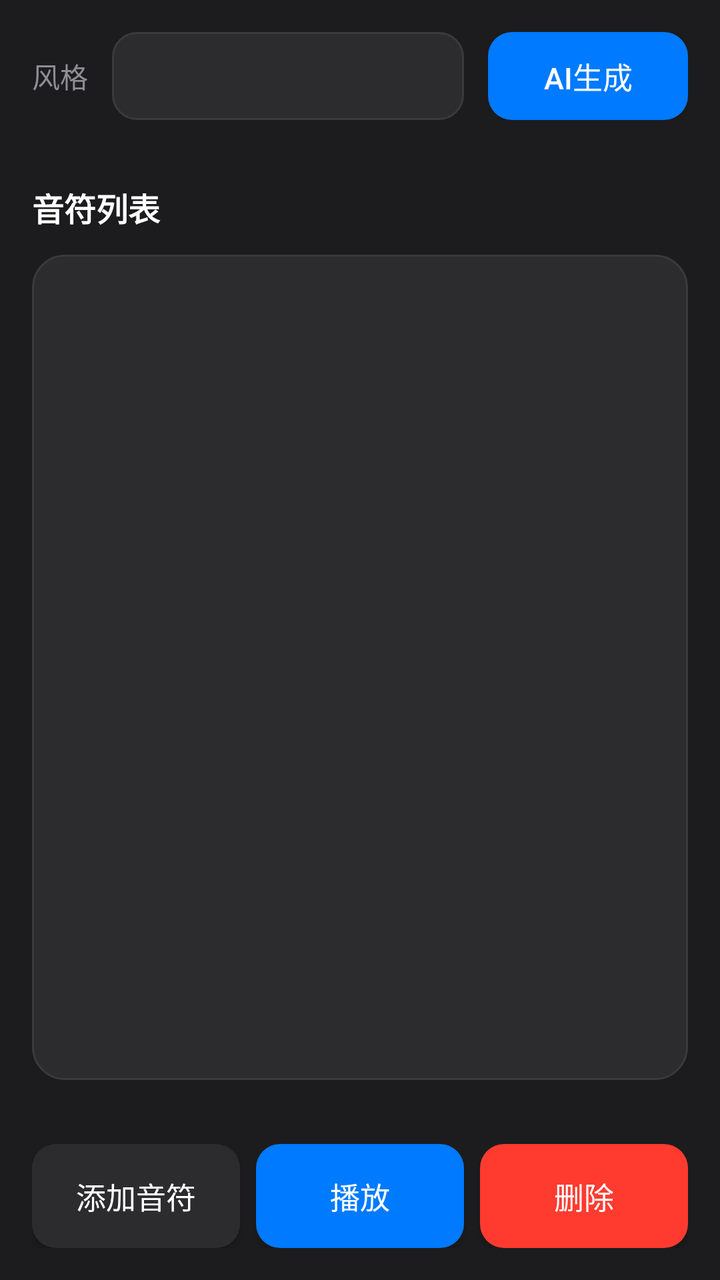
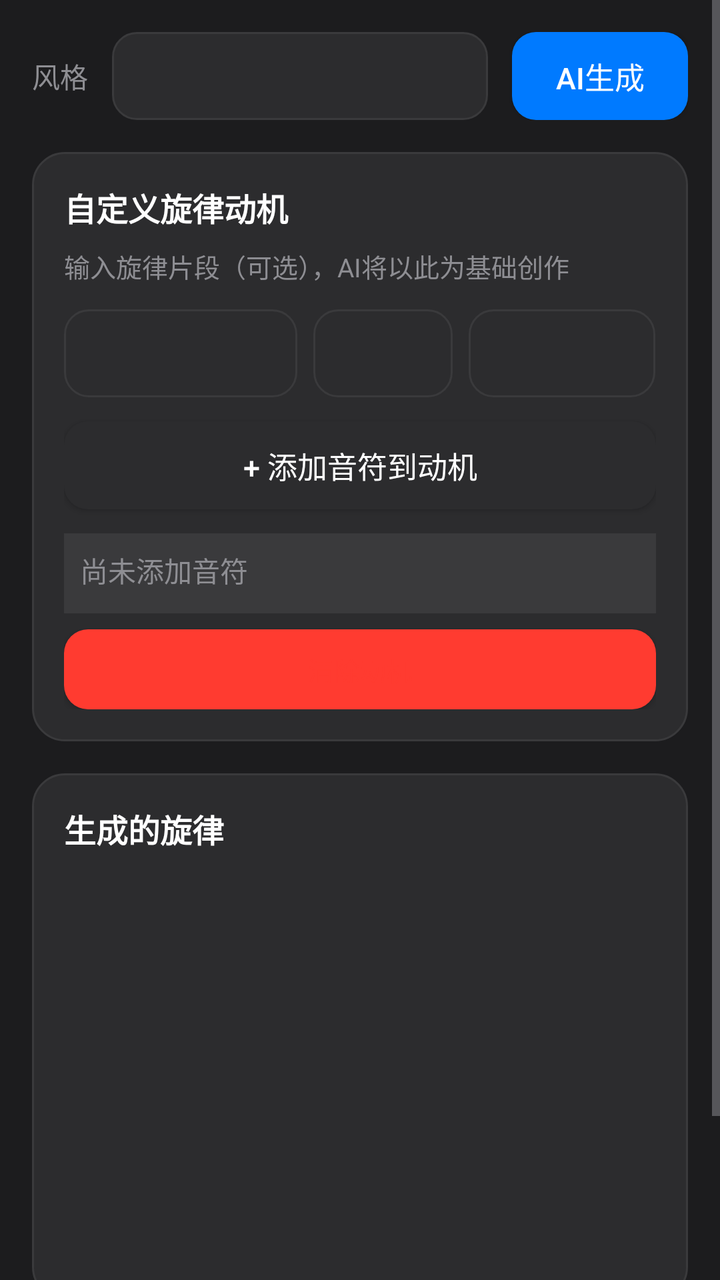

Before-and-after screenshots of an Android layout around one commit, followed by the original layout XML and the change that was made.
<!-- AndroidManifest.xml: application theme Theme.MusicAI -->
<!-- res/layout/activity_melody_editor.xml -->
<?xml version="1.0" encoding="utf-8"?>
<LinearLayout xmlns:android="http://schemas.android.com/apk/res/android"
    android:layout_width="match_parent"
    android:layout_height="match_parent"
    android:orientation="vertical"
    android:background="@color/apple_dark">

    <LinearLayout
        android:layout_width="match_parent"
        android:layout_height="wrap_content"
        android:orientation="horizontal"
        android:padding="16dp"
        android:gravity="center_vertical">

        <TextView
            android:layout_width="wrap_content"
            android:layout_height="wrap_content"
            android:text="风格"
            android:textSize="14sp"
            android:textColor="@color/apple_text_secondary"
            android:layout_marginRight="12dp"/>

        <Spinner
            android:id="@+id/sp_style"
            android:layout_width="0dp"
            android:layout_height="44dp"
            android:layout_weight="1"
            android:background="@drawable/apple_edittext_bg"
            android:paddingHorizontal="12dp"/>

        <Button
            android:id="@+id/btn_generate"
            android:layout_width="100dp"
            android:layout_height="44dp"
            android:text="AI生成"
            android:textSize="15sp"
            android:textColor="@color/apple_text"
            android:background="@drawable/apple_button_primary_bg"
            android:layout_marginLeft="12dp"
            android:cornerRadius="10dp"/>

    </LinearLayout>

    <LinearLayout
        android:layout_width="match_parent"
        android:layout_height="0dp"
        android:layout_weight="1"
        android:orientation="vertical"
        android:padding="16dp">

        <TextView
            android:layout_width="match_parent"
            android:layout_height="wrap_content"
            android:text="音符列表"
            android:textSize="16sp"
            android:textColor="@color/apple_text"
            android:textStyle="bold"
            android:layout_marginBottom="12dp"/>

        <ListView
            android:id="@+id/lv_notes"
            android:layout_width="match_parent"
            android:layout_height="0dp"
            android:layout_weight="1"
            android:background="@drawable/apple_card_bg"
            android:divider="@color/apple_mid_gray"
            android:dividerHeight="1dp"/>

    </LinearLayout>

    <LinearLayout
        android:layout_width="match_parent"
        android:layout_height="wrap_content"
        android:orientation="horizontal"
        android:padding="16dp"
        android:gravity="center">

        <Button
            android:id="@+id/btn_add_note"
            android:layout_width="0dp"
            android:layout_height="52dp"
            android:layout_weight="1"
            android:text="添加音符"
            android:textSize="15sp"
            android:textColor="@color/apple_text"
            android:background="@drawable/apple_button_bg"
            android:layout_marginRight="8dp"
            android:cornerRadius="10dp"/>

        <Button
            android:id="@+id/btn_play"
            android:layout_width="0dp"
            android:layout_height="52dp"
            android:layout_weight="1"
            android:text="播放"
            android:textSize="15sp"
            android:textColor="@color/apple_text"
            android:background="@drawable/apple_button_primary_bg"
            android:layout_marginRight="8dp"
            android:cornerRadius="10dp"/>

        <Button
            android:id="@+id/btn_delete"
            android:layout_width="0dp"
            android:layout_height="52dp"
            android:layout_weight="1"
            android:text="删除"
            android:textSize="15sp"
            android:textColor="@color/apple_text"
            android:background="@drawable/apple_button_danger_bg"
            android:cornerRadius="10dp"/>

    </LinearLayout>

    <ProgressBar
        android:id="@+id/progress_bar"
        android:layout_width="wrap_content"
        android:layout_height="wrap_content"
        android:layout_gravity="center"
        android:visibility="gone"
        android:layout_marginBottom="16dp"/>

</LinearLayout>
<!-- resources referenced by this layout -->
<resources>
  <color name="apple_dark">#1C1C1E</color>
  <color name="apple_mid_gray">#3A3A3C</color>
  <color name="apple_text">#FFFFFF</color>
  <color name="apple_text_secondary">#8E8E93</color>
  <!-- drawable apple_button_bg (drawable) -->
  <?xml version="1.0" encoding="utf-8"?>
  <selector xmlns:android="http://schemas.android.com/apk/res/android">
      <item android:state_pressed="true">
          <shape android:shape="rectangle">
              <solid android:color="@color/apple_mid_gray" />
              <corners android:radius="12dp" />
          </shape>
      </item>
      <item>
          <shape android:shape="rectangle">
              <solid android:color="@color/apple_dark_gray" />
              <corners android:radius="12dp" />
          </shape>
      </item>
  </selector>
  <!-- drawable apple_button_danger_bg (drawable) -->
  <?xml version="1.0" encoding="utf-8"?>
  <selector xmlns:android="http://schemas.android.com/apk/res/android">
      <item android:state_pressed="true">
          <shape android:shape="rectangle">
              <solid android:color="#CC3030" />
              <corners android:radius="12dp" />
          </shape>
      </item>
      <item>
          <shape android:shape="rectangle">
              <solid android:color="@color/apple_error" />
              <corners android:radius="12dp" />
          </shape>
      </item>
  </selector>
  <!-- drawable apple_button_primary_bg (drawable) -->
  <?xml version="1.0" encoding="utf-8"?>
  <selector xmlns:android="http://schemas.android.com/apk/res/android">
      <item android:state_pressed="true">
          <shape android:shape="rectangle">
              <solid android:color="@color/apple_accent_active" />
              <corners android:radius="12dp" />
          </shape>
      </item>
      <item>
          <shape android:shape="rectangle">
              <solid android:color="@color/apple_accent" />
              <corners android:radius="12dp" />
          </shape>
      </item>
  </selector>
  <!-- drawable apple_card_bg (drawable) -->
  <?xml version="1.0" encoding="utf-8"?>
  <shape xmlns:android="http://schemas.android.com/apk/res/android" android:shape="rectangle">
      <solid android:color="@color/apple_dark_gray" />
      <corners android:radius="16dp" />
      <stroke android:width="1dp" android:color="@color/apple_mid_gray" />
  </shape>
  <!-- drawable apple_edittext_bg (drawable) -->
  <?xml version="1.0" encoding="utf-8"?>
  <selector xmlns:android="http://schemas.android.com/apk/res/android">
      <item android:state_focused="true">
          <shape android:shape="rectangle">
              <solid android:color="@color/apple_dark_gray" />
              <corners android:radius="12dp" />
              <stroke android:width="2dp" android:color="@color/apple_accent" />
          </shape>
      </item>
      <item>
          <shape android:shape="rectangle">
              <solid android:color="@color/apple_dark_gray" />
              <corners android:radius="12dp" />
              <stroke android:width="1dp" android:color="@color/apple_mid_gray" />
          </shape>
      </item>
  </selector>
  <style name="Theme.MusicAI" parent="Theme.AppCompat.DayNight.NoActionBar">
          <item name="colorPrimary">@color/colorPrimary</item>
          <item name="colorPrimaryDark">@color/colorPrimaryDark</item>
          <item name="colorAccent">@color/colorAccent</item>
          <item name="android:textColorPrimary">@color/apple_text</item>
          <item name="android:textColorSecondary">@color/apple_text_secondary</item>
          <item name="android:windowBackground">@color/apple_dark</item>
          <item name="android:statusBarColor">@color/apple_dark</item>
          <item name="android:navigationBarColor">@color/apple_dark</item>
      </style>
  <color name="apple_dark_gray">#2C2C2E</color>
  <color name="apple_error">#FF3B30</color>
  <color name="apple_accent_active">#0066CC</color>
  <color name="apple_accent">#007AFF</color>
  <color name="colorPrimary">#007AFF</color>
  <color name="colorPrimaryDark">#1C1C1E</color>
  <color name="colorAccent">#34C759</color>
</resources>

<!-- the commit's change to res/layout/activity_melody_editor.xml (unified diff, before → after) -->
@@ -1,123 +1,225 @@
 <?xml version="1.0" encoding="utf-8"?>
-<LinearLayout xmlns:android="http://schemas.android.com/apk/res/android"
+<ScrollView xmlns:android="http://schemas.android.com/apk/res/android"
     android:layout_width="match_parent"
     android:layout_height="match_parent"
-    android:orientation="vertical"
     android:background="@color/apple_dark">
 
     <LinearLayout
         android:layout_width="match_parent"
         android:layout_height="wrap_content"
-        android:orientation="horizontal"
-        android:padding="16dp"
-        android:gravity="center_vertical">
-
-        <TextView
-            android:layout_width="wrap_content"
-            android:layout_height="wrap_content"
-            android:text="风格"
-            android:textSize="14sp"
-            android:textColor="@color/apple_text_secondary"
-            android:layout_marginRight="12dp"/>
-
-        <Spinner
-            android:id="@+id/sp_style"
-            android:layout_width="0dp"
-            android:layout_height="44dp"
-            android:layout_weight="1"
-            android:background="@drawable/apple_edittext_bg"
-            android:paddingHorizontal="12dp"/>
-
-        <Button
-            android:id="@+id/btn_generate"
-            android:layout_width="100dp"
-            android:layout_height="44dp"
-            android:text="AI生成"
-            android:textSize="15sp"
-            android:textColor="@color/apple_text"
-            android:background="@drawable/apple_button_primary_bg"
-            android:layout_marginLeft="12dp"
-            android:cornerRadius="10dp"/>
-
-    </LinearLayout>
-
-    <LinearLayout
-        android:layout_width="match_parent"
-        android:layout_height="0dp"
-        android:layout_weight="1"
         android:orientation="vertical"
         android:padding="16dp">
 
-        <TextView
-            android:layout_width="match_parent"
-            android:layout_height="wrap_content"
-            android:text="音符列表"
-            android:textSize="16sp"
-            android:textColor="@color/apple_text"
-            android:textStyle="bold"
-            android:layout_marginBottom="12dp"/>
-
-        <ListView
-            android:id="@+id/lv_notes"
+        <LinearLayout
+            android:layout_width="match_parent"
+            android:layout_height="wrap_content"
+            android:orientation="horizontal"
+            android:gravity="center_vertical"
+            android:layout_marginBottom="16dp">
+
+            <TextView
+                android:layout_width="wrap_content"
+                android:layout_height="wrap_content"
+                android:text="风格"
+                android:textSize="14sp"
+                android:textColor="@color/apple_text_secondary"
+                android:layout_marginRight="12dp"/>
+
+            <Spinner
+                android:id="@+id/sp_style"
+                android:layout_width="0dp"
+                android:layout_height="44dp"
+                android:layout_weight="1"
+                android:background="@drawable/apple_edittext_bg"
+                android:paddingHorizontal="12dp"/>
+
+            <Button
+                android:id="@+id/btn_generate"
+                android:layout_width="wrap_content"
+                android:layout_height="44dp"
+                android:text="AI生成"
+                android:textSize="15sp"
+                android:textColor="@color/apple_text"
+                android:background="@drawable/apple_button_primary_bg"
+                android:layout_marginLeft="12dp"
+                android:cornerRadius="10dp"/>
+
+        </LinearLayout>
+
+        <LinearLayout
+            android:layout_width="match_parent"
+            android:layout_height="wrap_content"
+            android:orientation="vertical"
+            android:background="@drawable/apple_card_bg"
+            android:padding="16dp"
+            android:layout_marginBottom="16dp">
+
+            <TextView
+                android:layout_width="match_parent"
+                android:layout_height="wrap_content"
+                android:text="自定义旋律动机"
+                android:textSize="16sp"
+                android:textColor="@color/apple_text"
+                android:textStyle="bold"
+                android:layout_marginBottom="8dp"/>
+
+            <TextView
+                android:layout_width="match_parent"
+                android:layout_height="wrap_content"
+                android:text="输入旋律片段（可选），AI将以此为基础创作"
+                android:textSize="13sp"
+                android:textColor="@color/apple_text_secondary"
+                android:layout_marginBottom="12dp"/>
+
+            <LinearLayout
+                android:layout_width="match_parent"
+                android:layout_height="wrap_content"
+                android:orientation="horizontal"
+                android:gravity="center_vertical"
+                android:layout_marginBottom="12dp">
+
+                <Spinner
+                    android:id="@+id/sp_pitch"
+                    android:layout_width="0dp"
+                    android:layout_height="44dp"
+                    android:layout_weight="1"
+                    android:background="@drawable/apple_edittext_bg"
+                    android:paddingHorizontal="8dp"
+                    android:layout_marginRight="8dp"/>
+
+                <Spinner
+                    android:id="@+id/sp_octave"
+                    android:layout_width="0dp"
+                    android:layout_height="44dp"
+                    android:layout_weight="0.6"
+                    android:background="@drawable/apple_edittext_bg"
+                    android:paddingHorizontal="8dp"
+                    android:layout_marginRight="8dp"/>
+
+                <Spinner
+                    android:id="@+id/sp_duration"
+                    android:layout_width="0dp"
+                    android:layout_height="44dp"
+                    android:layout_weight="0.8"
+                    android:background="@drawable/apple_edittext_bg"
+                    android:paddingHorizontal="8dp"/>
+
+            </LinearLayout>
+
+            <Button
+                android:id="@+id/btn_add_custom_note"
+                android:layout_width="match_parent"
+                android:layout_height="44dp"
+                android:text="+ 添加音符到动机"
+                android:textSize="15sp"
+                android:textColor="@color/apple_text"
+                android:background="@drawable/apple_button_bg"
+                android:cornerRadius="10dp"
+                android:layout_marginBottom="12dp"/>
+
+            <TextView
+                android:id="@+id/tv_custom_melody"
+                android:layout_width="match_parent"
+                android:layout_height="wrap_content"
+                android:text="尚未添加音符"
+                android:textSize="14sp"
+                android:textColor="@color/apple_text_secondary"
+                android:padding="8dp"
+                android:background="@color/apple_mid_gray"
+                android:cornerRadius="8dp"
+                android:minHeight="40dp"/>
+
+            <Button
+                android:id="@+id/btn_clear_custom"
+                android:layout_width="match_parent"
+                android:layout_height="40dp"
+                android:text="清除动机"
+                android:textSize="13sp"
+                android:textColor="@color/apple_error"
+                android:background="@drawable/apple_button_danger_bg"
+                android:cornerRadius="8dp"
+                android:layout_marginTop="8dp"/>
+
+        </LinearLayout>
+
+        <LinearLayout
             android:layout_width="match_parent"
             android:layout_height="0dp"
             android:layout_weight="1"
+            android:orientation="vertical"
             android:background="@drawable/apple_card_bg"
-            android:divider="@color/apple_mid_gray"
-            android:dividerHeight="1dp"/>
+            android:padding="16dp"
+            android:layout_marginBottom="16dp">
+
+            <TextView
+                android:layout_width="match_parent"
+                android:layout_height="wrap_content"
+                android:text="生成的旋律"
+                android:textSize="16sp"
+                android:textColor="@color/apple_text"
+                android:textStyle="bold"
+                android:layout_marginBottom="8dp"/>
+
+            <ListView
+                android:id="@+id/lv_notes"
+                android:layout_width="match_parent"
+                android:layout_height="200dp"
+                android:divider="@color/apple_mid_gray"
+                android:dividerHeight="1dp"/>
+
+        </LinearLayout>
+
+        <LinearLayout
+            android:layout_width="match_parent"
+            android:layout_height="wrap_content"
+            android:orientation="horizontal"
+            android:gravity="center">
+
+            <Button
+                android:id="@+id/btn_add_note"
+                android:layout_width="0dp"
+                android:layout_height="52dp"
+                android:layout_weight="1"
+                android:text="添加音符"
+                android:textSize="14sp"
+                android:textColor="@color/apple_text"
+                android:background="@drawable/apple_button_bg"
+                android:layout_marginRight="8dp"
+                android:cornerRadius="10dp"/>
+
+            <Button
+                android:id="@+id/btn_play"
+                android:layout_width="0dp"
+                android:layout_height="52dp"
+                android:layout_weight="1"
+                android:text="播放"
+                android:textSize="14sp"
+                android:textColor="@color/apple_text"
+                android:background="@drawable/apple_button_primary_bg"
+                android:layout_marginRight="8dp"
+                android:cornerRadius="10dp"/>
+
+            <Button
+                android:id="@+id/btn_delete"
+                android:layout_width="0dp"
+                android:layout_height="52dp"
+                android:layout_weight="1"
+                android:text="删除"
+                android:textSize="14sp"
+                android:textColor="@color/apple_text"
+                android:background="@drawable/apple_button_danger_bg"
+                android:cornerRadius="10dp"/>
+
+        </LinearLayout>
+
+        <ProgressBar
+            android:id="@+id/progress_bar"
+            android:layout_width="wrap_content"
+            android:layout_height="wrap_content"
+            android:layout_gravity="center"
+            android:visibility="gone"
+            android:layout_marginTop="16dp"/>
 
     </LinearLayout>
 
-    <LinearLayout
-        android:layout_width="match_parent"
-        android:layout_height="wrap_content"
-        android:orientation="horizontal"
-        android:padding="16dp"
-        android:gravity="center">
-
-        <Button
-            android:id="@+id/btn_add_note"
-            android:layout_width="0dp"
-            android:layout_height="52dp"
-            android:layout_weight="1"
-            android:text="添加音符"
-            android:textSize="15sp"
-            android:textColor="@color/apple_text"
-            android:background="@drawable/apple_button_bg"
-            android:layout_marginRight="8dp"
-            android:cornerRadius="10dp"/>
-
-        <Button
-            android:id="@+id/btn_play"
-            android:layout_width="0dp"
-            android:layout_height="52dp"
-            android:layout_weight="1"
-            android:text="播放"
-            android:textSize="15sp"
-            android:textColor="@color/apple_text"
-            android:background="@drawable/apple_button_primary_bg"
-            android:layout_marginRight="8dp"
-            android:cornerRadius="10dp"/>
-
-        <Button
-            android:id="@+id/btn_delete"
-            android:layout_width="0dp"
-            android:layout_height="52dp"
-            android:layout_weight="1"
-            android:text="删除"
-            android:textSize="15sp"
-            android:textColor="@color/apple_text"
-            android:background="@drawable/apple_button_danger_bg"
-            android:cornerRadius="10dp"/>
-
-    </LinearLayout>
-
-    <ProgressBar
-        android:id="@+id/progress_bar"
-        android:layout_width="wrap_content"
-        android:layout_height="wrap_content"
-        android:layout_gravity="center"
-        android:visibility="gone"
-        android:layout_marginBottom="16dp"/>
-
-</LinearLayout>
+</ScrollView>
